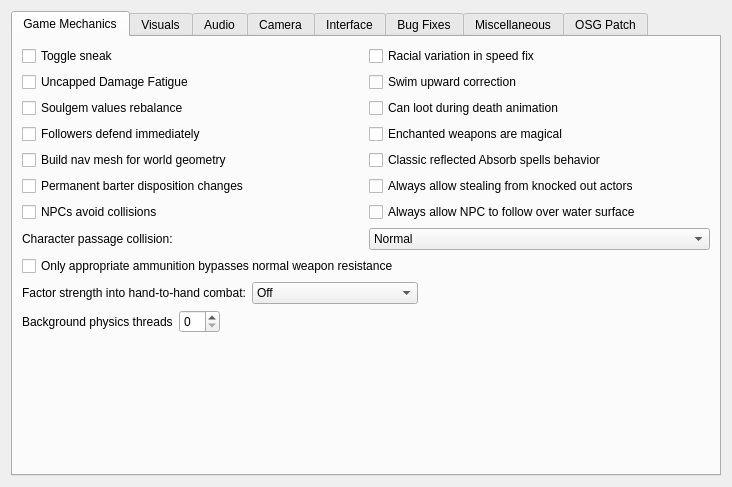
MrZer0x0/ArenaMP, file files/ui/advancedpage.ui: the form before one commit.
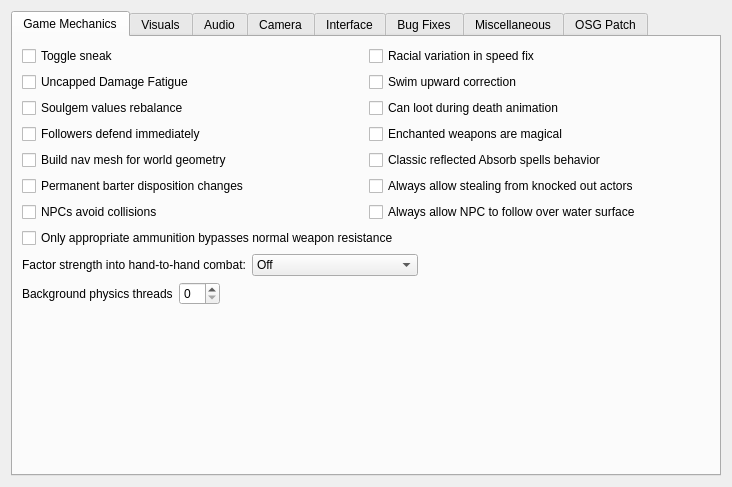
The form after the commit.

Patch:
```diff
--- a/files/ui/advancedpage.ui
+++ b/files/ui/advancedpage.ui
@@ -163,38 +163,6 @@
            </property>
           </widget>
          </item>
-         <item row="7" column="0">
-          <widget class="QLabel" name="actorCollisionProfileLabel">
-           <property name="toolTip">
-            <string>Controls only how closely the player and NPCs can pass each other while moving. Combat hit detection and collision with walls keep their original size.</string>
-           </property>
-           <property name="text">
-            <string>Character passage collision:</string>
-           </property>
-          </widget>
-         </item>
-         <item row="7" column="1">
-          <widget class="QComboBox" name="actorCollisionProfileComboBox">
-           <property name="toolTip">
-            <string>Normal keeps original actor spacing. Compact is recommended for narrow interiors. Very compact allows noticeably closer passage without changing weapon/projectile hitboxes.</string>
-           </property>
-           <item>
-            <property name="text">
-             <string>Normal</string>
-            </property>
-           </item>
-           <item>
-            <property name="text">
-             <string>Compact (recommended)</string>
-            </property>
-           </item>
-           <item>
-            <property name="text">
-             <string>Very compact</string>
-            </property>
-           </item>
-          </widget>
-         </item>
         </layout>
        </item>
        <item>
```
